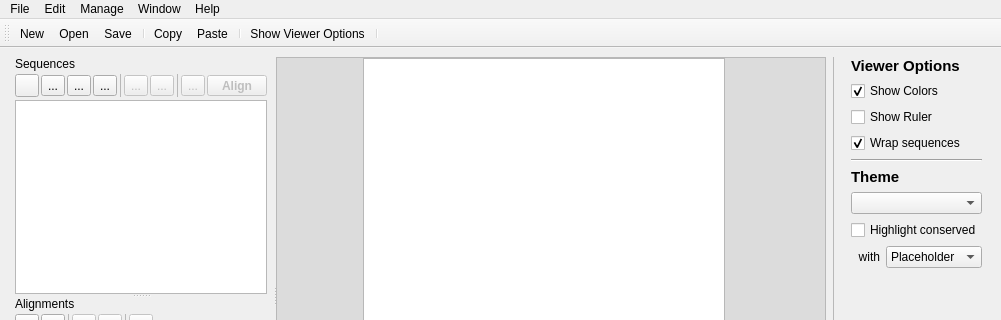
This is src/linnaeo/linnaeo.ui in beowulfey/Linnaeo as Qt 5 draws it before an edit; both pictures show x 0 to 1001 and y 0 to 320 of the 1001 by 563 pixel window. The edited form follows.
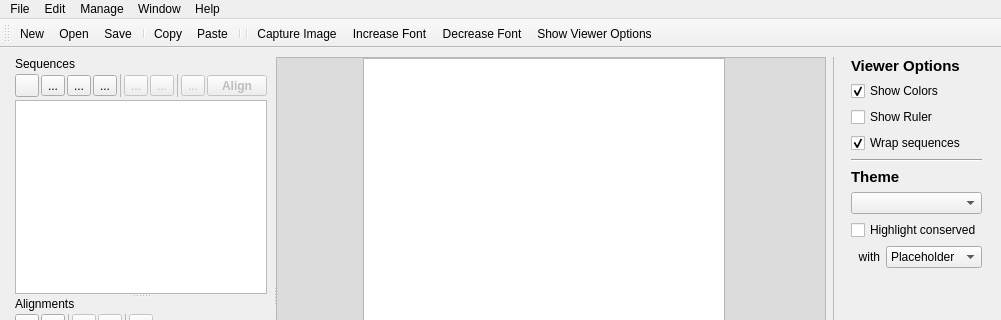
This is the edited form. Icons and pictures are not drawn. Custom widgets are drawn as their Qt base class.

Commit message: added high res capture render

```diff
--- a/src/linnaeo/linnaeo.ui
+++ b/src/linnaeo/linnaeo.ui
@@ -933,8 +933,11 @@
    <addaction name="actionCopy"/>
    <addaction name="actionPaste"/>
    <addaction name="separator"/>
-   <addaction name="actionShow_Viewer_Options"/>
    <addaction name="separator"/>
+   <addaction name="actionCapture_Image"/>
+   <addaction name="actionIncrease_Font"/>
+   <addaction name="actionDecrease_Font"/>
+   <addaction name="actionShow_Viewer_Options"/>
   </widget>
   <action name="actionAdd_Sequence">
    <property name="icon">
@@ -1203,6 +1206,21 @@
     <string>Edit selected alignment</string>
    </property>
   </action>
+  <action name="actionIncrease_Font">
+   <property name="text">
+    <string>Increase Font</string>
+   </property>
+  </action>
+  <action name="actionDecrease_Font">
+   <property name="text">
+    <string>Decrease Font</string>
+   </property>
+  </action>
+  <action name="actionCapture_Image">
+   <property name="text">
+    <string>Capture Image</string>
+   </property>
+  </action>
  </widget>
  <customwidgets>
   <customwidget>
```
The commit also changes 6 other files.
